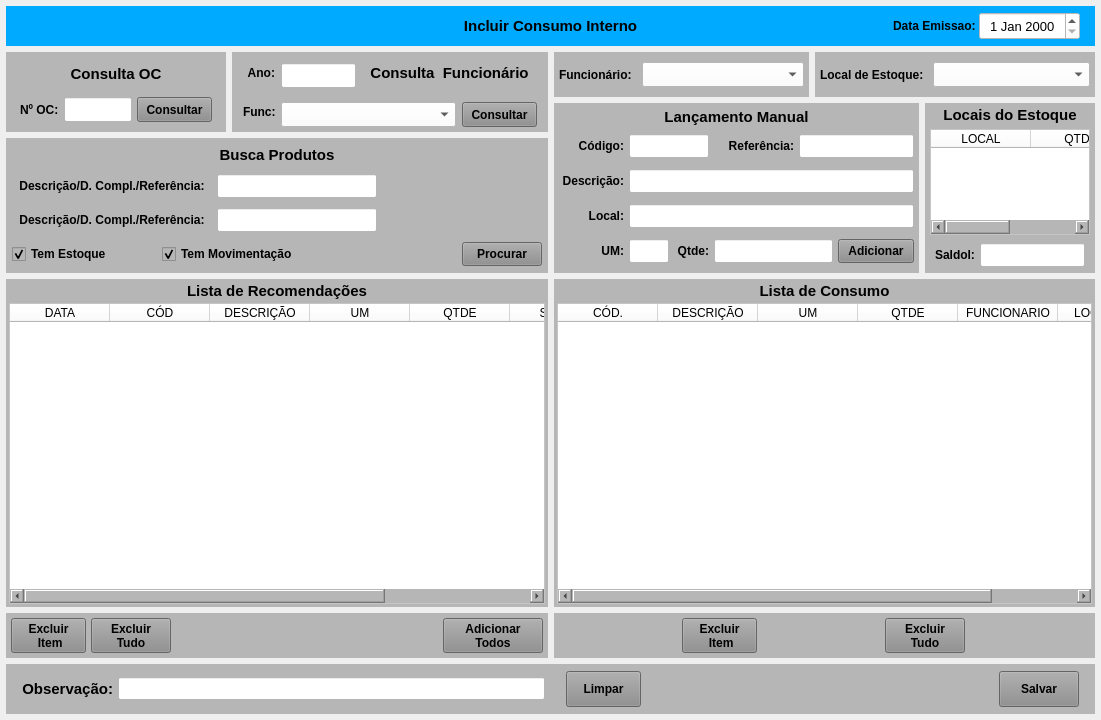
Before: the Qt Designer form forms/tela_ci_incluir.ui in Azevedo84/erp_suzuki, drawn with Qt 5.
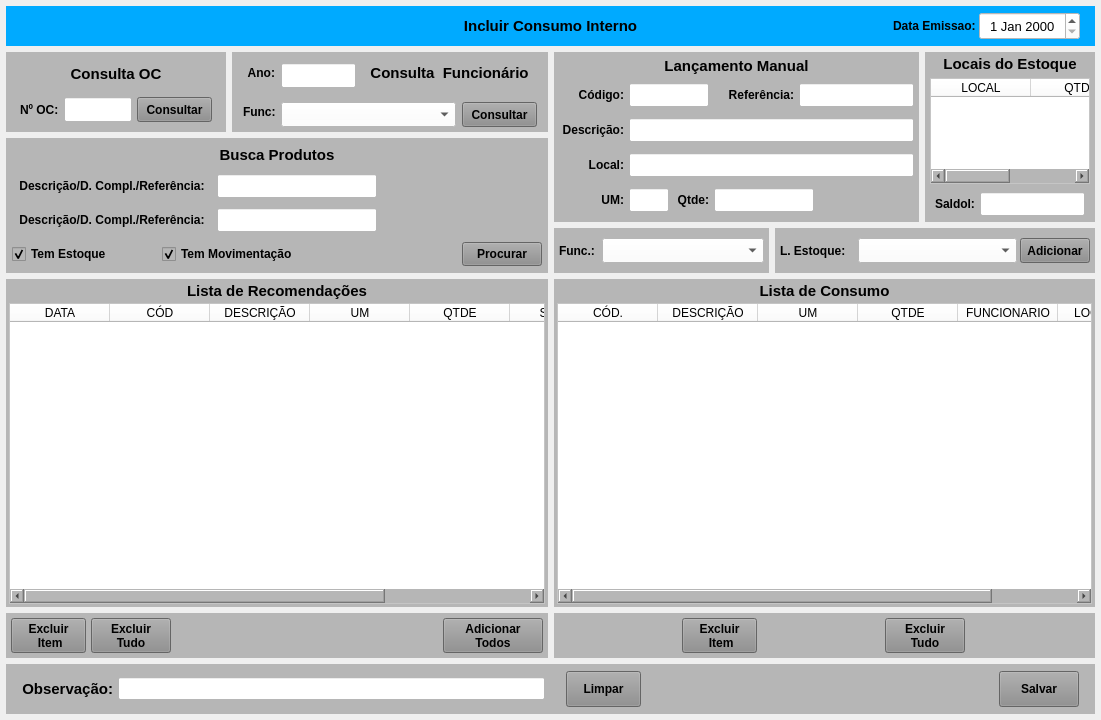
After: the same form once the commit is applied.

```diff
--- a/forms/tela_ci_incluir.ui
+++ b/forms/tela_ci_incluir.ui
@@ -1458,248 +1458,6 @@
           <property name="bottomMargin">
            <number>0</number>
           </property>
-          <item>
-           <widget class="QWidget" name="widget_11" native="true">
-            <property name="minimumSize">
-             <size>
-              <width>0</width>
-              <height>45</height>
-             </size>
-            </property>
-            <property name="maximumSize">
-             <size>
-              <width>16777215</width>
-              <height>45</height>
-             </size>
-            </property>
-            <layout class="QHBoxLayout" name="horizontalLayout_10">
-             <property name="leftMargin">
-              <number>0</number>
-             </property>
-             <property name="topMargin">
-              <number>0</number>
-             </property>
-             <property name="rightMargin">
-              <number>0</number>
-             </property>
-             <property name="bottomMargin">
-              <number>0</number>
-             </property>
-             <item>
-              <widget class="QWidget" name="widget_Cor6" native="true">
-               <property name="sizePolicy">
-                <sizepolicy hsizetype="Preferred" vsizetype="Preferred">
-                 <horstretch>0</horstretch>
-                 <verstretch>0</verstretch>
-                </sizepolicy>
-               </property>
-               <property name="minimumSize">
-                <size>
-                 <width>0</width>
-                 <height>0</height>
-                </size>
-               </property>
-               <property name="maximumSize">
-                <size>
-                 <width>16777215</width>
-                 <height>16777215</height>
-                </size>
-               </property>
-               <property name="styleSheet">
-                <string notr="true">background-color: rgb(182, 182, 182);</string>
-               </property>
-               <layout class="QHBoxLayout" name="horizontalLayout_3">
-                <property name="spacing">
-                 <number>3</number>
-                </property>
-                <property name="leftMargin">
-                 <number>5</number>
-                </property>
-                <property name="topMargin">
-                 <number>3</number>
-                </property>
-                <property name="rightMargin">
-                 <number>5</number>
-                </property>
-                <property name="bottomMargin">
-                 <number>3</number>
-                </property>
-                <item>
-                 <widget class="QLabel" name="label_29">
-                  <property name="minimumSize">
-                   <size>
-                    <width>80</width>
-                    <height>0</height>
-                   </size>
-                  </property>
-                  <property name="maximumSize">
-                   <size>
-                    <width>80</width>
-                    <height>16777215</height>
-                   </size>
-                  </property>
-                  <property name="font">
-                   <font>
-                    <pointsize>9</pointsize>
-                    <weight>75</weight>
-                    <bold>true</bold>
-                   </font>
-                  </property>
-                  <property name="text">
-                   <string>Funcionário:</string>
-                  </property>
-                  <property name="alignment">
-                   <set>Qt::AlignLeading|Qt::AlignLeft|Qt::AlignVCenter</set>
-                  </property>
-                 </widget>
-                </item>
-                <item>
-                 <widget class="QComboBox" name="combo_Funcionario">
-                  <property name="sizePolicy">
-                   <sizepolicy hsizetype="Preferred" vsizetype="Preferred">
-                    <horstretch>0</horstretch>
-                    <verstretch>0</verstretch>
-                   </sizepolicy>
-                  </property>
-                  <property name="minimumSize">
-                   <size>
-                    <width>0</width>
-                    <height>25</height>
-                   </size>
-                  </property>
-                  <property name="maximumSize">
-                   <size>
-                    <width>16777215</width>
-                    <height>25</height>
-                   </size>
-                  </property>
-                  <property name="font">
-                   <font>
-                    <pointsize>9</pointsize>
-                   </font>
-                  </property>
-                  <property name="styleSheet">
-                   <string notr="true">background-color: rgb(255, 255, 255);</string>
-                  </property>
-                  <item>
-                   <property name="text">
-                    <string/>
-                   </property>
-                  </item>
-                 </widget>
-                </item>
-               </layout>
-              </widget>
-             </item>
-             <item>
-              <widget class="QWidget" name="widget_Cor7" native="true">
-               <property name="sizePolicy">
-                <sizepolicy hsizetype="Preferred" vsizetype="Preferred">
-                 <horstretch>0</horstretch>
-                 <verstretch>0</verstretch>
-                </sizepolicy>
-               </property>
-               <property name="minimumSize">
-                <size>
-                 <width>280</width>
-                 <height>0</height>
-                </size>
-               </property>
-               <property name="maximumSize">
-                <size>
-                 <width>280</width>
-                 <height>16777215</height>
-                </size>
-               </property>
-               <property name="styleSheet">
-                <string notr="true">background-color: rgb(182, 182, 182);</string>
-               </property>
-               <layout class="QHBoxLayout" name="horizontalLayout_8">
-                <property name="spacing">
-                 <number>3</number>
-                </property>
-                <property name="leftMargin">
-                 <number>5</number>
-                </property>
-                <property name="topMargin">
-                 <number>3</number>
-                </property>
-                <property name="rightMargin">
-                 <number>5</number>
-                </property>
-                <property name="bottomMargin">
-                 <number>3</number>
-                </property>
-                <item>
-                 <widget class="QLabel" name="label_31">
-                  <property name="minimumSize">
-                   <size>
-                    <width>110</width>
-                    <height>0</height>
-                   </size>
-                  </property>
-                  <property name="maximumSize">
-                   <size>
-                    <width>110</width>
-                    <height>16777215</height>
-                   </size>
-                  </property>
-                  <property name="font">
-                   <font>
-                    <pointsize>9</pointsize>
-                    <weight>75</weight>
-                    <bold>true</bold>
-                   </font>
-                  </property>
-                  <property name="text">
-                   <string>Local de Estoque:</string>
-                  </property>
-                  <property name="alignment">
-                   <set>Qt::AlignLeading|Qt::AlignLeft|Qt::AlignVCenter</set>
-                  </property>
-                 </widget>
-                </item>
-                <item>
-                 <widget class="QComboBox" name="combo_Local_Estoque">
-                  <property name="sizePolicy">
-                   <sizepolicy hsizetype="Preferred" vsizetype="Preferred">
-                    <horstretch>0</horstretch>
-                    <verstretch>0</verstretch>
-                   </sizepolicy>
-                  </property>
-                  <property name="minimumSize">
-                   <size>
-                    <width>0</width>
-                    <height>25</height>
-                   </size>
-                  </property>
-                  <property name="maximumSize">
-                   <size>
-                    <width>16777215</width>
-                    <height>25</height>
-                   </size>
-                  </property>
-                  <property name="font">
-                   <font>
-                    <pointsize>9</pointsize>
-                   </font>
-                  </property>
-                  <property name="styleSheet">
-                   <string notr="true">background-color: rgb(255, 255, 255);</string>
-                  </property>
-                  <item>
-                   <property name="text">
-                    <string/>
-                   </property>
-                  </item>
-                 </widget>
-                </item>
-               </layout>
-              </widget>
-             </item>
-            </layout>
-           </widget>
-          </item>
           <item>
            <widget class="QWidget" name="widget_13" native="true">
             <property name="minimumSize">
@@ -2321,7 +2079,7 @@
                      </property>
                      <property name="maximumSize">
                       <size>
-                       <width>16777215</width>
+                       <width>100</width>
                        <height>16777215</height>
                       </size>
                      </property>
@@ -2354,58 +2112,9 @@
                     </widget>
                    </item>
                    <item>
-                    <widget class="QPushButton" name="btn_Adicionar">
-                     <property name="sizePolicy">
-                      <sizepolicy hsizetype="Preferred" vsizetype="Preferred">
-                       <horstretch>0</horstretch>
-                       <verstretch>0</verstretch>
-                      </sizepolicy>
-                     </property>
-                     <property name="minimumSize">
-                      <size>
-                       <width>76</width>
-                       <height>0</height>
-                      </size>
-                     </property>
-                     <property name="maximumSize">
-                      <size>
-                       <width>76</width>
-                       <height>16777215</height>
-                      </size>
-                     </property>
-                     <property name="font">
-                      <font>
-                       <pointsize>9</pointsize>
-                       <weight>75</weight>
-                       <bold>true</bold>
-                      </font>
-                     </property>
-                     <property name="cursor">
-                      <cursorShape>PointingHandCursor</cursorShape>
-                     </property>
-                     <property name="layoutDirection">
-                      <enum>Qt::LeftToRight</enum>
-                     </property>
-                     <property name="autoFillBackground">
-                      <bool>false</bool>
-                     </property>
-                     <property name="styleSheet">
-                      <string notr="true">background-color: rgb(141, 141, 141);</string>
-                     </property>
+                    <widget class="QLabel" name="label">
                      <property name="text">
-                      <string>Adicionar</string>
-                     </property>
-                     <property name="checkable">
-                      <bool>false</bool>
-                     </property>
-                     <property name="autoDefault">
-                      <bool>false</bool>
-                     </property>
-                     <property name="default">
-                      <bool>false</bool>
-                     </property>
-                     <property name="flat">
-                      <bool>false</bool>
+                      <string/>
                      </property>
                     </widget>
                    </item>
@@ -2612,6 +2321,304 @@
             </layout>
            </widget>
           </item>
+          <item>
+           <widget class="QWidget" name="widget_11" native="true">
+            <property name="minimumSize">
+             <size>
+              <width>0</width>
+              <height>45</height>
+             </size>
+            </property>
+            <property name="maximumSize">
+             <size>
+              <width>16777215</width>
+              <height>45</height>
+             </size>
+            </property>
+            <layout class="QHBoxLayout" name="horizontalLayout_10">
+             <property name="leftMargin">
+              <number>0</number>
+             </property>
+             <property name="topMargin">
+              <number>0</number>
+             </property>
+             <property name="rightMargin">
+              <number>0</number>
+             </property>
+             <property name="bottomMargin">
+              <number>0</number>
+             </property>
+             <item>
+              <widget class="QWidget" name="widget_Cor6" native="true">
+               <property name="sizePolicy">
+                <sizepolicy hsizetype="Preferred" vsizetype="Preferred">
+                 <horstretch>0</horstretch>
+                 <verstretch>0</verstretch>
+                </sizepolicy>
+               </property>
+               <property name="minimumSize">
+                <size>
+                 <width>0</width>
+                 <height>0</height>
+                </size>
+               </property>
+               <property name="maximumSize">
+                <size>
+                 <width>16777215</width>
+                 <height>16777215</height>
+                </size>
+               </property>
+               <property name="styleSheet">
+                <string notr="true">background-color: rgb(182, 182, 182);</string>
+               </property>
+               <layout class="QHBoxLayout" name="horizontalLayout_3">
+                <property name="spacing">
+                 <number>3</number>
+                </property>
+                <property name="leftMargin">
+                 <number>5</number>
+                </property>
+                <property name="topMargin">
+                 <number>3</number>
+                </property>
+                <property name="rightMargin">
+                 <number>5</number>
+                </property>
+                <property name="bottomMargin">
+                 <number>3</number>
+                </property>
+                <item>
+                 <widget class="QLabel" name="label_29">
+                  <property name="minimumSize">
+                   <size>
+                    <width>40</width>
+                    <height>0</height>
+                   </size>
+                  </property>
+                  <property name="maximumSize">
+                   <size>
+                    <width>40</width>
+                    <height>16777215</height>
+                   </size>
+                  </property>
+                  <property name="font">
+                   <font>
+                    <pointsize>9</pointsize>
+                    <weight>75</weight>
+                    <bold>true</bold>
+                   </font>
+                  </property>
+                  <property name="text">
+                   <string>Func.:</string>
+                  </property>
+                  <property name="alignment">
+                   <set>Qt::AlignLeading|Qt::AlignLeft|Qt::AlignVCenter</set>
+                  </property>
+                 </widget>
+                </item>
+                <item>
+                 <widget class="QComboBox" name="combo_Funcionario">
+                  <property name="sizePolicy">
+                   <sizepolicy hsizetype="Preferred" vsizetype="Preferred">
+                    <horstretch>0</horstretch>
+                    <verstretch>0</verstretch>
+                   </sizepolicy>
+                  </property>
+                  <property name="minimumSize">
+                   <size>
+                    <width>0</width>
+                    <height>25</height>
+                   </size>
+                  </property>
+                  <property name="maximumSize">
+                   <size>
+                    <width>16777215</width>
+                    <height>25</height>
+                   </size>
+                  </property>
+                  <property name="font">
+                   <font>
+                    <pointsize>9</pointsize>
+                   </font>
+                  </property>
+                  <property name="styleSheet">
+                   <string notr="true">background-color: rgb(255, 255, 255);</string>
+                  </property>
+                  <item>
+                   <property name="text">
+                    <string/>
+                   </property>
+                  </item>
+                 </widget>
+                </item>
+               </layout>
+              </widget>
+             </item>
+             <item>
+              <widget class="QWidget" name="widget_Cor7" native="true">
+               <property name="sizePolicy">
+                <sizepolicy hsizetype="Preferred" vsizetype="Preferred">
+                 <horstretch>0</horstretch>
+                 <verstretch>0</verstretch>
+                </sizepolicy>
+               </property>
+               <property name="minimumSize">
+                <size>
+                 <width>320</width>
+                 <height>0</height>
+                </size>
+               </property>
+               <property name="maximumSize">
+                <size>
+                 <width>16777215</width>
+                 <height>16777215</height>
+                </size>
+               </property>
+               <property name="styleSheet">
+                <string notr="true">background-color: rgb(182, 182, 182);</string>
+               </property>
+               <layout class="QHBoxLayout" name="horizontalLayout_8">
+                <property name="spacing">
+                 <number>3</number>
+                </property>
+                <property name="leftMargin">
+                 <number>5</number>
+                </property>
+                <property name="topMargin">
+                 <number>3</number>
+                </property>
+                <property name="rightMargin">
+                 <number>5</number>
+                </property>
+                <property name="bottomMargin">
+                 <number>3</number>
+                </property>
+                <item>
+                 <widget class="QLabel" name="label_31">
+                  <property name="minimumSize">
+                   <size>
+                    <width>75</width>
+                    <height>0</height>
+                   </size>
+                  </property>
+                  <property name="maximumSize">
+                   <size>
+                    <width>75</width>
+                    <height>16777215</height>
+                   </size>
+                  </property>
+                  <property name="font">
+                   <font>
+                    <pointsize>9</pointsize>
+                    <weight>75</weight>
+                    <bold>true</bold>
+                   </font>
+                  </property>
+                  <property name="text">
+                   <string>L. Estoque:</string>
+                  </property>
+                  <property name="alignment">
+                   <set>Qt::AlignLeading|Qt::AlignLeft|Qt::AlignVCenter</set>
+                  </property>
+                 </widget>
+                </item>
+                <item>
+                 <widget class="QComboBox" name="combo_Local_Estoque">
+                  <property name="sizePolicy">
+                   <sizepolicy hsizetype="Preferred" vsizetype="Preferred">
+                    <horstretch>0</horstretch>
+                    <verstretch>0</verstretch>
+                   </sizepolicy>
+                  </property>
+                  <property name="minimumSize">
+                   <size>
+                    <width>0</width>
+                    <height>25</height>
+                   </size>
+                  </property>
+                  <property name="maximumSize">
+                   <size>
+                    <width>16777215</width>
+                    <height>25</height>
+                   </size>
+                  </property>
+                  <property name="font">
+                   <font>
+                    <pointsize>9</pointsize>
+                   </font>
+                  </property>
+                  <property name="styleSheet">
+                   <string notr="true">background-color: rgb(255, 255, 255);</string>
+                  </property>
+                  <item>
+                   <property name="text">
+                    <string/>
+                   </property>
+                  </item>
+                 </widget>
+                </item>
+                <item>
+                 <widget class="QPushButton" name="btn_Adicionar">
+                  <property name="sizePolicy">
+                   <sizepolicy hsizetype="Preferred" vsizetype="Preferred">
+                    <horstretch>0</horstretch>
+                    <verstretch>0</verstretch>
+                   </sizepolicy>
+                  </property>
+                  <property name="minimumSize">
+                   <size>
+                    <width>70</width>
+                    <height>25</height>
+                   </size>
+                  </property>
+                  <property name="maximumSize">
+                   <size>
+                    <width>70</width>
+                    <height>25</height>
+                   </size>
+                  </property>
+                  <property name="font">
+                   <font>
+                    <pointsize>9</pointsize>
+                    <weight>75</weight>
+                    <bold>true</bold>
+                   </font>
+                  </property>
+                  <property name="cursor">
+                   <cursorShape>PointingHandCursor</cursorShape>
+                  </property>
+                  <property name="layoutDirection">
+                   <enum>Qt::LeftToRight</enum>
+                  </property>
+                  <property name="autoFillBackground">
+                   <bool>false</bool>
+                  </property>
+                  <property name="styleSheet">
+                   <string notr="true">background-color: rgb(141, 141, 141);</string>
+                  </property>
+                  <property name="text">
+                   <string>Adicionar</string>
+                  </property>
+                  <property name="checkable">
+                   <bool>false</bool>
+                  </property>
+                  <property name="autoDefault">
+                   <bool>false</bool>
+                  </property>
+                  <property name="default">
+                   <bool>false</bool>
+                  </property>
+                  <property name="flat">
+                   <bool>false</bool>
+                  </property>
+                 </widget>
+                </item>
+               </layout>
+              </widget>
+             </item>
+            </layout>
+           </widget>
+          </item>
           <item>
            <widget class="QWidget" name="widget_Cor10" native="true">
             <property name="styleSheet">
```
Left out of the diff: 34 changed lines with no effect on the pictures.
